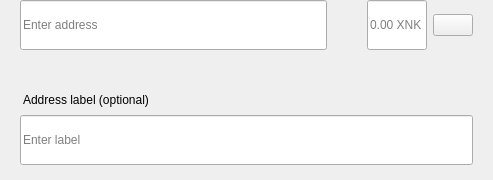
Above: src/qt/encocoin/forms/sendmultirow.ui from Kopernikus-dev/xnk-testing before the change. Below: the same form after it.
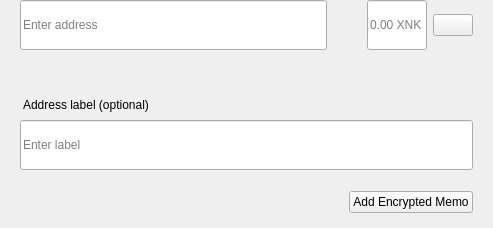
That is the form after the change.

Commit message:
[GUI] Encrypted memo feature implemented
Essentially implemented the visual capabilities to make use of the encrypted memo field of the new privacy protocol in the GUI.
This means transaction record loaded with the memo, send screen memo connection for single shielded outputs and memo visualizations in the transaction confirmation dialog and transaction detail dialog (this second one used to visualize incoming transactions memos).

```diff
--- a/src/qt/encocoin/forms/sendmultirow.ui
+++ b/src/qt/encocoin/forms/sendmultirow.ui
@@ -7,7 +7,7 @@
     <x>0</x>
     <y>0</y>
     <width>493</width>
-    <height>180</height>
+    <height>228</height>
    </rect>
   </property>
   <property name="minimumSize">
@@ -316,6 +316,49 @@
         </property>
        </widget>
       </item>
+      <item>
+       <spacer name="verticalSpacer_2">
+        <property name="orientation">
+         <enum>Qt::Vertical</enum>
+        </property>
+        <property name="sizeType">
+         <enum>QSizePolicy::Fixed</enum>
+        </property>
+        <property name="sizeHint" stdset="0">
+         <size>
+          <width>20</width>
+          <height>15</height>
+         </size>
+        </property>
+       </spacer>
+      </item>
+      <item>
+       <layout class="QHBoxLayout" name="horizontalLayout_5">
+        <property name="rightMargin">
+         <number>0</number>
+        </property>
+        <item>
+         <spacer name="horizontalSpacer">
+          <property name="orientation">
+           <enum>Qt::Horizontal</enum>
+          </property>
+          <property name="sizeHint" stdset="0">
+           <size>
+            <width>40</width>
+            <height>20</height>
+           </size>
+          </property>
+         </spacer>
+        </item>
+        <item>
+         <widget class="QPushButton" name="btnAddMemo">
+          <property name="text">
+           <string notr="true">Add Encrypted Memo</string>
+          </property>
+         </widget>
+        </item>
+       </layout>
+      </item>
      </layout>
     </widget>
    </item>
```
The commit also changes 21 other files.
